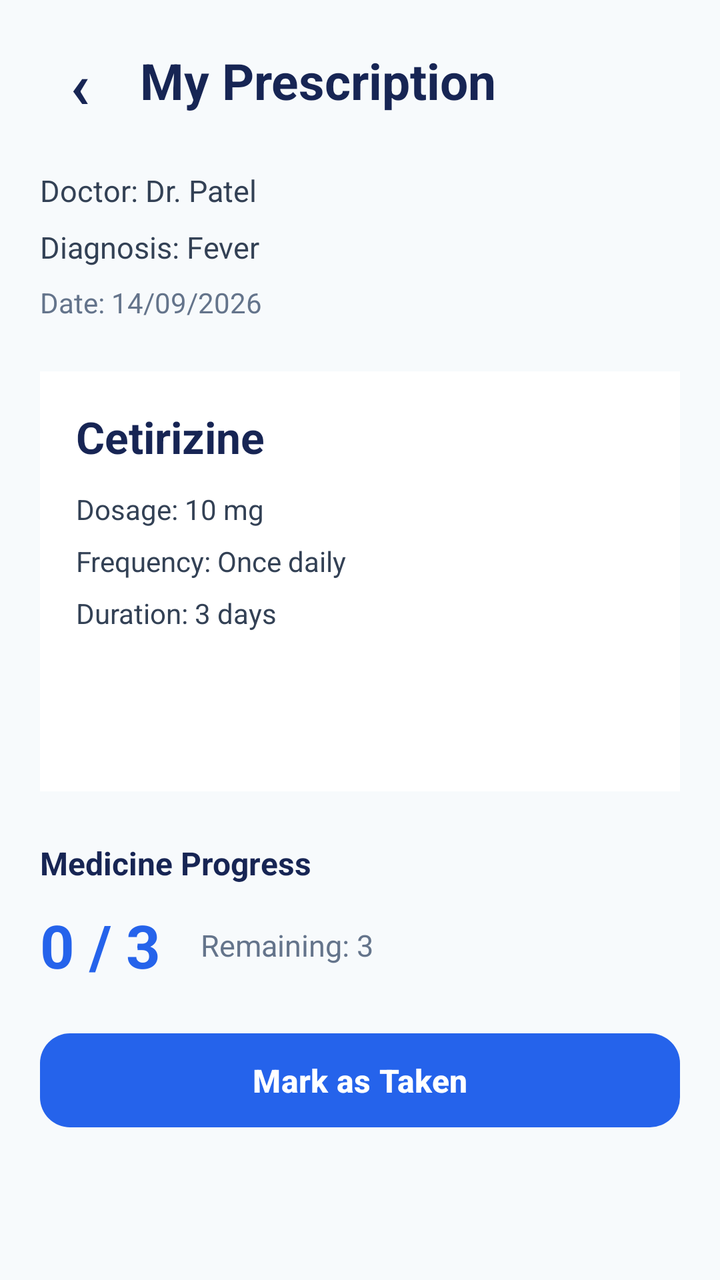
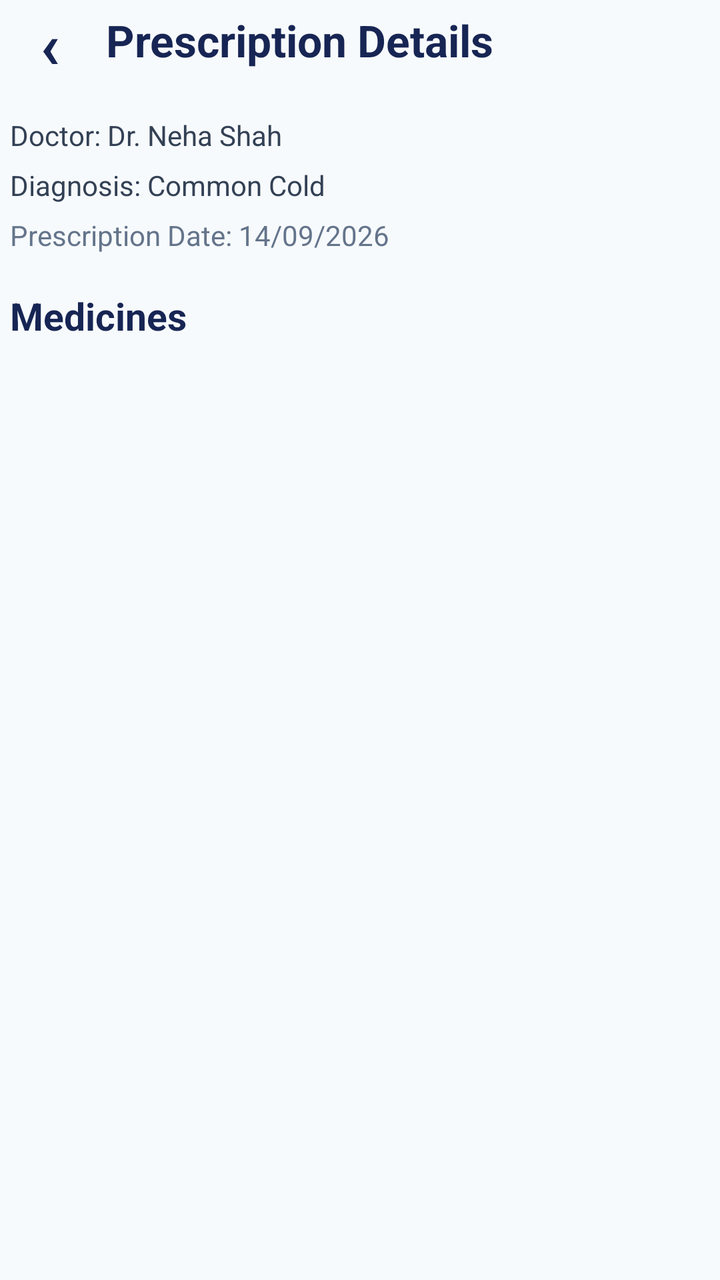

Before-and-after screenshots of an Android layout around one commit, followed by the original layout XML and the change that was made.
<!-- AndroidManifest.xml: application theme Theme._24012011119_MAD_Medicare -->
<!-- res/layout/activity_prescription_details.xml -->
<?xml version="1.0" encoding="utf-8"?>
<androidx.constraintlayout.widget.ConstraintLayout
    xmlns:android="http://schemas.android.com/apk/res/android"
    xmlns:app="http://schemas.android.com/apk/res-auto"
    android:layout_width="match_parent"
    android:layout_height="match_parent"
    android:background="#F7FAFC"
    android:padding="20dp">

    

    <TextView
        android:id="@+id/txtBack"
        android:layout_width="40dp"
        android:layout_height="40dp"
        android:gravity="center"
        android:text="‹"
        android:textColor="#172554"
        android:textSize="32sp"
        android:textStyle="bold"
        app:layout_constraintStart_toStartOf="parent"
        app:layout_constraintTop_toTopOf="parent" />

    

    <TextView
        android:id="@+id/txtTitle"
        android:layout_width="0dp"
        android:layout_height="wrap_content"
        android:layout_marginStart="10dp"
        android:text="My Prescription"
        android:textColor="#172554"
        android:textSize="25sp"
        android:textStyle="bold"
        app:layout_constraintBottom_toBottomOf="@id/txtBack"
        app:layout_constraintEnd_toEndOf="parent"
        app:layout_constraintStart_toEndOf="@id/txtBack"
        app:layout_constraintTop_toTopOf="@id/txtBack" />

    

    <TextView
        android:id="@+id/txtDoctorName"
        android:layout_width="0dp"
        android:layout_height="wrap_content"
        android:layout_marginTop="25dp"
        android:text="Doctor: Dr. Patel"
        android:textColor="#334155"
        android:textSize="15sp"
        app:layout_constraintEnd_toEndOf="parent"
        app:layout_constraintStart_toStartOf="parent"
        app:layout_constraintTop_toBottomOf="@id/txtBack" />

    

    <TextView
        android:id="@+id/txtDiagnosis"
        android:layout_width="0dp"
        android:layout_height="wrap_content"
        android:layout_marginTop="8dp"
        android:text="Diagnosis: Fever"
        android:textColor="#334155"
        android:textSize="15sp"
        app:layout_constraintEnd_toEndOf="parent"
        app:layout_constraintStart_toStartOf="parent"
        app:layout_constraintTop_toBottomOf="@id/txtDoctorName" />

    

    <TextView
        android:id="@+id/txtPrescriptionDate"
        android:layout_width="0dp"
        android:layout_height="wrap_content"
        android:layout_marginTop="8dp"
        android:text="Date: 14/09/2026"
        android:textColor="#64748B"
        android:textSize="14sp"
        app:layout_constraintEnd_toEndOf="parent"
        app:layout_constraintStart_toStartOf="parent"
        app:layout_constraintTop_toBottomOf="@id/txtDiagnosis" />

    

    <androidx.constraintlayout.widget.ConstraintLayout
        android:id="@+id/medicineCard"
        android:layout_width="0dp"
        android:layout_height="210dp"
        android:layout_marginTop="25dp"
        android:background="#FFFFFF"
        android:padding="18dp"
        app:layout_constraintEnd_toEndOf="parent"
        app:layout_constraintStart_toStartOf="parent"
        app:layout_constraintTop_toBottomOf="@id/txtPrescriptionDate">

        

        <TextView
            android:id="@+id/txtMedicineName"
            android:layout_width="0dp"
            android:layout_height="wrap_content"
            android:text="Cetirizine"
            android:textColor="#172554"
            android:textSize="22sp"
            android:textStyle="bold"
            app:layout_constraintEnd_toEndOf="parent"
            app:layout_constraintStart_toStartOf="parent"
            app:layout_constraintTop_toTopOf="parent" />

        

        <TextView
            android:id="@+id/txtDosage"
            android:layout_width="0dp"
            android:layout_height="wrap_content"
            android:layout_marginTop="12dp"
            android:text="Dosage: 10 mg"
            android:textColor="#334155"
            android:textSize="14sp"
            app:layout_constraintEnd_toEndOf="parent"
            app:layout_constraintStart_toStartOf="parent"
            app:layout_constraintTop_toBottomOf="@id/txtMedicineName" />

        

        <TextView
            android:id="@+id/txtFrequency"
            android:layout_width="0dp"
            android:layout_height="wrap_content"
            android:layout_marginTop="7dp"
            android:text="Frequency: Once daily"
            android:textColor="#334155"
            android:textSize="14sp"
            app:layout_constraintEnd_toEndOf="parent"
            app:layout_constraintStart_toStartOf="parent"
            app:layout_constraintTop_toBottomOf="@id/txtDosage" />

        

        <TextView
            android:id="@+id/txtDuration"
            android:layout_width="0dp"
            android:layout_height="wrap_content"
            android:layout_marginTop="7dp"
            android:text="Duration: 3 days"
            android:textColor="#334155"
            android:textSize="14sp"
            app:layout_constraintEnd_toEndOf="parent"
            app:layout_constraintStart_toStartOf="parent"
            app:layout_constraintTop_toBottomOf="@id/txtFrequency" />

    </androidx.constraintlayout.widget.ConstraintLayout>

    

    <TextView
        android:id="@+id/txtProgressLabel"
        android:layout_width="wrap_content"
        android:layout_height="wrap_content"
        android:layout_marginTop="25dp"
        android:text="Medicine Progress"
        android:textColor="#172554"
        android:textSize="16sp"
        android:textStyle="bold"
        app:layout_constraintStart_toStartOf="parent"
        app:layout_constraintTop_toBottomOf="@id/medicineCard" />

    <TextView
        android:id="@+id/txtProgress"
        android:layout_width="wrap_content"
        android:layout_height="wrap_content"
        android:layout_marginTop="10dp"
        android:text="0 / 3"
        android:textColor="#2563EB"
        android:textSize="30sp"
        android:textStyle="bold"
        app:layout_constraintStart_toStartOf="parent"
        app:layout_constraintTop_toBottomOf="@id/txtProgressLabel" />

    

    <TextView
        android:id="@+id/txtRemaining"
        android:layout_width="wrap_content"
        android:layout_height="wrap_content"
        android:layout_marginStart="20dp"
        android:text="Remaining: 3"
        android:textColor="#64748B"
        android:textSize="15sp"
        app:layout_constraintBottom_toBottomOf="@id/txtProgress"
        app:layout_constraintStart_toEndOf="@id/txtProgress"
        app:layout_constraintTop_toTopOf="@id/txtProgress" />

    

    <com.google.android.material.button.MaterialButton
        android:id="@+id/btnTaken"
        android:layout_width="0dp"
        android:layout_height="55dp"
        android:layout_marginTop="20dp"
        android:text="Mark as Taken"
        android:textColor="#FFFFFF"
        android:textSize="16sp"
        android:textStyle="bold"
        app:backgroundTint="#2563EB"
        app:cornerRadius="15dp"
        app:layout_constraintEnd_toEndOf="parent"
        app:layout_constraintStart_toStartOf="parent"
        app:layout_constraintTop_toBottomOf="@id/txtProgress" />

</androidx.constraintlayout.widget.ConstraintLayout>
<!-- resources referenced by this layout -->
<resources>
  <style name="Theme._24012011119_MAD_Medicare" parent="Base.Theme._24012011119_MAD_Medicare" />
  <style name="Base.Theme._24012011119_MAD_Medicare" parent="Theme.Material3.DayNight.NoActionBar">
          
          
      </style>
</resources>

<!-- the commit's change to res/layout/activity_prescription_details.xml (unified diff, before → after) -->
@@ -4,15 +4,14 @@
     xmlns:app="http://schemas.android.com/apk/res-auto"
     android:layout_width="match_parent"
     android:layout_height="match_parent"
-    android:background="#F7FAFC"
-    android:padding="20dp">
+    android:background="#F7FAFC">
 
     
-
     <TextView
         android:id="@+id/txtBack"
         android:layout_width="40dp"
         android:layout_height="40dp"
+        android:layout_marginStart="5dp"
         android:gravity="center"
         android:text="‹"
         android:textColor="#172554"
@@ -22,15 +21,14 @@
         app:layout_constraintTop_toTopOf="parent" />
 
     
-
     <TextView
         android:id="@+id/txtTitle"
         android:layout_width="0dp"
         android:layout_height="wrap_content"
-        android:layout_marginStart="10dp"
-        android:text="My Prescription"
+        android:layout_marginStart="8dp"
+        android:text="Prescription Details"
         android:textColor="#172554"
-        android:textSize="25sp"
+        android:textSize="22sp"
         android:textStyle="bold"
         app:layout_constraintBottom_toBottomOf="@id/txtBack"
         app:layout_constraintEnd_toEndOf="parent"
@@ -38,41 +36,41 @@
         app:layout_constraintTop_toTopOf="@id/txtBack" />
 
     
-
     <TextView
         android:id="@+id/txtDoctorName"
         android:layout_width="0dp"
         android:layout_height="wrap_content"
-        android:layout_marginTop="25dp"
-        android:text="Doctor: Dr. Patel"
+        android:layout_marginStart="5dp"
+        android:layout_marginTop="18dp"
+        android:text="Doctor: Dr. Neha Shah"
         android:textColor="#334155"
-        android:textSize="15sp"
+        android:textSize="14sp"
         app:layout_constraintEnd_toEndOf="parent"
         app:layout_constraintStart_toStartOf="parent"
         app:layout_constraintTop_toBottomOf="@id/txtBack" />
 
     
-
     <TextView
         android:id="@+id/txtDiagnosis"
         android:layout_width="0dp"
         android:layout_height="wrap_content"
-        android:layout_marginTop="8dp"
-        android:text="Diagnosis: Fever"
+        android:layout_marginStart="5dp"
+        android:layout_marginTop="6dp"
+        android:text="Diagnosis: Common Cold"
         android:textColor="#334155"
-        android:textSize="15sp"
+        android:textSize="14sp"
         app:layout_constraintEnd_toEndOf="parent"
         app:layout_constraintStart_toStartOf="parent"
         app:layout_constraintTop_toBottomOf="@id/txtDoctorName" />
 
     
-
     <TextView
         android:id="@+id/txtPrescriptionDate"
         android:layout_width="0dp"
         android:layout_height="wrap_content"
-        android:layout_marginTop="8dp"
-        android:text="Date: 14/09/2026"
+        android:layout_marginStart="5dp"
+        android:layout_marginTop="6dp"
+        android:text="Prescription Date: 14/09/2026"
         android:textColor="#64748B"
         android:textSize="14sp"
         app:layout_constraintEnd_toEndOf="parent"
@@ -80,131 +78,33 @@
         app:layout_constraintTop_toBottomOf="@id/txtDiagnosis" />
 
     
-
-    <androidx.constraintlayout.widget.ConstraintLayout
-        android:id="@+id/medicineCard"
+    <TextView
+        android:id="@+id/txtMedicinesHeading"
         android:layout_width="0dp"
-        android:layout_height="210dp"
-        android:layout_marginTop="25dp"
-        android:background="#FFFFFF"
-        android:padding="18dp"
+        android:layout_height="wrap_content"
+        android:layout_marginStart="5dp"
+        android:layout_marginTop="18dp"
+        android:text="Medicines"
+        android:textColor="#172554"
+        android:textSize="19sp"
+        android:textStyle="bold"
         app:layout_constraintEnd_toEndOf="parent"
         app:layout_constraintStart_toStartOf="parent"
-        app:layout_constraintTop_toBottomOf="@id/txtPrescriptionDate">
-
-        
-
-        <TextView
-            android:id="@+id/txtMedicineName"
-            android:layout_width="0dp"
-            android:layout_height="wrap_content"
-            android:text="Cetirizine"
-            android:textColor="#172554"
-            android:textSize="22sp"
-            android:textStyle="bold"
-            app:layout_constraintEnd_toEndOf="parent"
-            app:layout_constraintStart_toStartOf="parent"
-            app:layout_constraintTop_toTopOf="parent" />
-
-        
-
-        <TextView
-            android:id="@+id/txtDosage"
-            android:layout_width="0dp"
-            android:layout_height="wrap_content"
-            android:layout_marginTop="12dp"
-            android:text="Dosage: 10 mg"
-            android:textColor="#334155"
-            android:textSize="14sp"
-            app:layout_constraintEnd_toEndOf="parent"
-            app:layout_constraintStart_toStartOf="parent"
-            app:layout_constraintTop_toBottomOf="@id/txtMedicineName" />
-
-        
-
-        <TextView
-            android:id="@+id/txtFrequency"
-            android:layout_width="0dp"
-            android:layout_height="wrap_content"
-            android:layout_marginTop="7dp"
-            android:text="Frequency: Once daily"
-            android:textColor="#334155"
-            android:textSize="14sp"
-            app:layout_constraintEnd_toEndOf="parent"
-            app:layout_constraintStart_toStartOf="parent"
-            app:layout_constraintTop_toBottomOf="@id/txtDosage" />
-
-        
-
-        <TextView
-            android:id="@+id/txtDuration"
-            android:layout_width="0dp"
-            android:layout_height="wrap_content"
-            android:layout_marginTop="7dp"
-            android:text="Duration: 3 days"
-            android:textColor="#334155"
-            android:textSize="14sp"
-            app:layout_constraintEnd_toEndOf="parent"
-            app:layout_constraintStart_toStartOf="parent"
-            app:layout_constraintTop_toBottomOf="@id/txtFrequency" />
-
-    </androidx.constraintlayout.widget.ConstraintLayout>
+        app:layout_constraintTop_toBottomOf="@id/txtPrescriptionDate" />
 
     
-
-    <TextView
-        android:id="@+id/txtProgressLabel"
-        android:layout_width="wrap_content"
-        android:layout_height="wrap_content"
-        android:layout_marginTop="25dp"
-        android:text="Medicine Progress"
-        android:textColor="#172554"
-        android:textSize="16sp"
-        android:textStyle="bold"
-        app:layout_constraintStart_toStartOf="parent"
-        app:layout_constraintTop_toBottomOf="@id/medicineCard" />
-
-    <TextView
-        android:id="@+id/txtProgress"
-        android:layout_width="wrap_content"
-        android:layout_height="wrap_content"
-        android:layout_marginTop="10dp"
-        android:text="0 / 3"
-        android:textColor="#2563EB"
-        android:textSize="30sp"
-        android:textStyle="bold"
-        app:layout_constraintStart_toStartOf="parent"
-        app:layout_constraintTop_toBottomOf="@id/txtProgressLabel" />
-
-    
-
-    <TextView
-        android:id="@+id/txtRemaining"
-        android:layout_width="wrap_content"
-        android:layout_height="wrap_content"
-        android:layout_marginStart="20dp"
-        android:text="Remaining: 3"
-        android:textColor="#64748B"
-        android:textSize="15sp"
-        app:layout_constraintBottom_toBottomOf="@id/txtProgress"
-        app:layout_constraintStart_toEndOf="@id/txtProgress"
-        app:layout_constraintTop_toTopOf="@id/txtProgress" />
-
-    
-
-    <com.google.android.material.button.MaterialButton
-        android:id="@+id/btnTaken"
+    <androidx.recyclerview.widget.RecyclerView
+        android:id="@+id/recyclerPrescriptionMedicines"
         android:layout_width="0dp"
-        android:layout_height="55dp"
-        android:layout_marginTop="20dp"
-        android:text="Mark as Taken"
-        android:textColor="#FFFFFF"
-        android:textSize="16sp"
-        android:textStyle="bold"
-        app:backgroundTint="#2563EB"
-        app:cornerRadius="15dp"
+        android:layout_height="0dp"
+        android:layout_marginTop="12dp"
+        android:clipToPadding="false"
+        android:paddingStart="5dp"
+        android:paddingEnd="5dp"
+        android:paddingBottom="20dp"
+        app:layout_constraintBottom_toBottomOf="parent"
         app:layout_constraintEnd_toEndOf="parent"
         app:layout_constraintStart_toStartOf="parent"
-        app:layout_constraintTop_toBottomOf="@id/txtProgress" />
+        app:layout_constraintTop_toBottomOf="@id/txtMedicinesHeading" />
 
 </androidx.constraintlayout.widget.ConstraintLayout>
